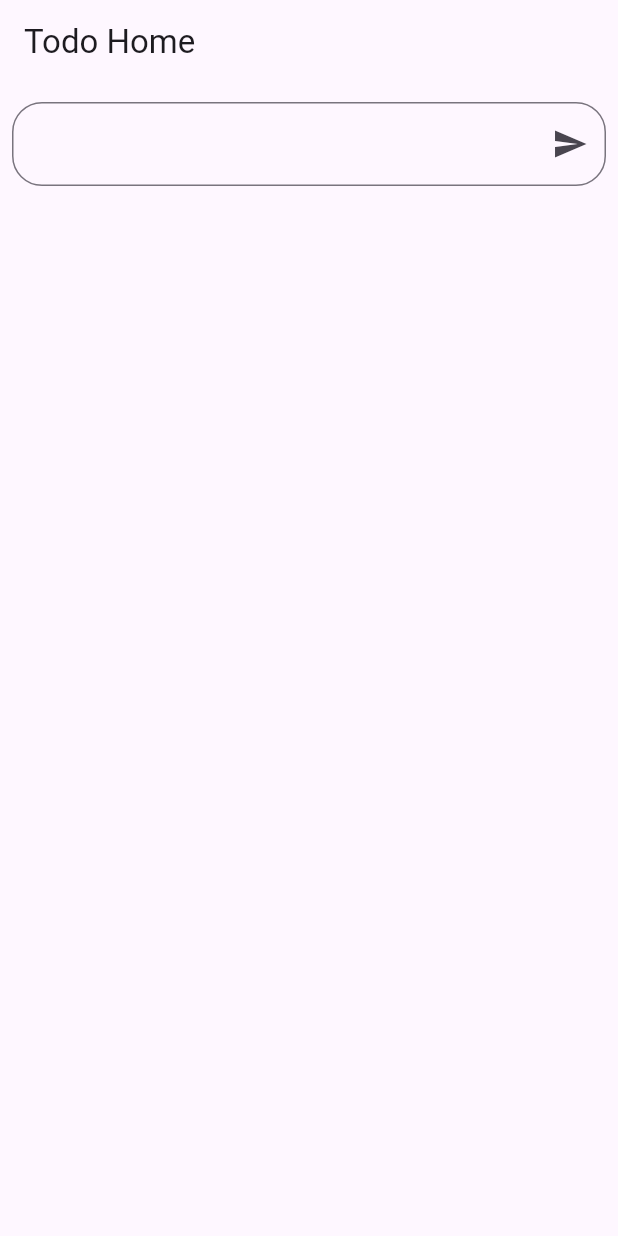
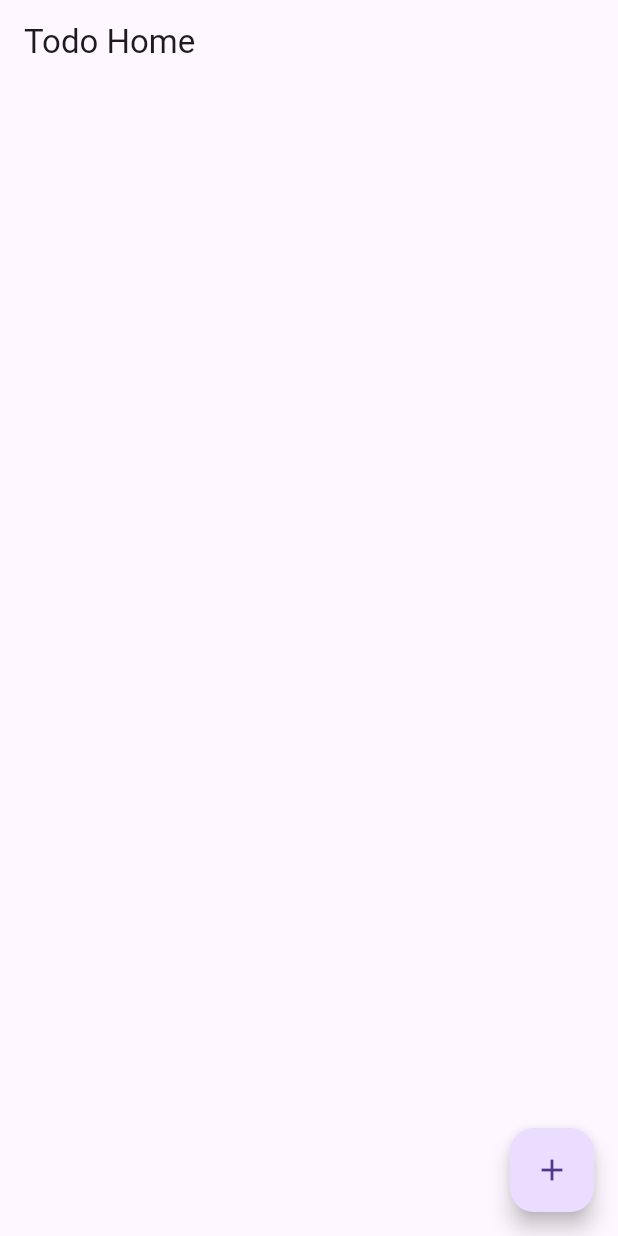
Before and after one commit to Sifat-16/flutter_todo_mvvm, a Flutter app: the screen it shows after launch, on a phone screen of 412 x 824 dp. Run offline on Flutter 3.47's test engine with Material 3 defaults, Android fonts, the phone set to English and light mode, and no system bars; our stand-ins replace flutter_colorpicker, flutter_riverpod.

Commit message:
add in HomeScreen from different screen

```diff
--- a/lib/feature/todo/view/screens/home_screen.dart
+++ b/lib/feature/todo/view/screens/home_screen.dart
@@ -1,6 +1,7 @@
 import 'package:flutter/material.dart';
 import 'package:flutter_colorpicker/flutter_colorpicker.dart';
 import 'package:flutter_riverpod/flutter_riverpod.dart';
+import 'package:flutter_todo_mvvm/feature/todo/view/screens/search_screen.dart';
 import 'package:flutter_todo_mvvm/feature/todo/view_model/home_view_model.dart';
 
 class HomeScreen extends ConsumerStatefulWidget {
@@ -11,63 +12,59 @@ class HomeScreen extends ConsumerStatefulWidget {
 }
 
 class _HomeScreenState extends ConsumerState<HomeScreen> {
-  TextEditingController todoAddController = TextEditingController();
+ // TextEditingController todoAddController = TextEditingController();
 
   int colorExtractor({required String colorString}) {
     return int.parse(colorString, radix: 16);
   }
 
-/*
-  void showTodoColorDialog({required int index}) async {
-    Color? chosenColor;
-    // raise the [showDialog] widget
-    await showDialog(
-      context: context,
-      barrierDismissible: false,
-      builder: (BuildContext context) {
-        return AlertDialog(
-          title: const Text('Pick a color!'),
-          content: SingleChildScrollView(
-            child: ColorPicker(
-              pickerColor: ref.read(homeProvider).pickerColor,
-              onColorChanged: (Color color) {
-                chosenColor = color;
-              },
-            ),
-          ),
-          actions: <Widget>[
-            ElevatedButton(
-              child: const Text(
-                'Cancel',
-                style: TextStyle(color: Colors.red),
-              ),
-              onPressed: () {
-                chosenColor = null;
-                Navigator.pop(context);
-              },
-            ),
-            ElevatedButton(
-              child: const Text('Confirm'),
-              onPressed: () {
-                Navigator.pop(context);
-              },
-            ),
-          ],
-        );
-      },
-    );
-
-    if (chosenColor != null) {
-      ref
-          .read(homeProvider.notifier)
-          .updateColor(hexColor: chosenColor!.toHexString(), index: index);
-    }
-
-    print("Chosen color ${chosenColor?.toHexString()}");
-  }
-
-
-  */
+  // void showTodoColorDialog({required int index}) async {
+  //   Color? chosenColor;
+  //   // raise the [showDialog] widget
+  //   await showDialog(
+  //     context: context,
+  //     barrierDismissible: false,
+  //     builder: (BuildContext context) {
+  //       return AlertDialog(
+  //         title: const Text('Pick a color!'),
+  //         content: SingleChildScrollView(
+  //           child: ColorPicker(
+  //             pickerColor: ref.read(homeProvider).pickerColor,
+  //             onColorChanged: (Color color) {
+  //               chosenColor = color;
+  //             },
+  //           ),
+  //         ),
+  //         actions: <Widget>[
+  //           ElevatedButton(
+  //             child: const Text(
+  //               'Cancel',
+  //               style: TextStyle(color: Colors.red),
+  //             ),
+  //             onPressed: () {
+  //               chosenColor = null;
+  //               Navigator.pop(context);
+  //             },
+  //           ),
+  //           ElevatedButton(
+  //             child: const Text('Confirm'),
+  //             onPressed: () {
+  //               Navigator.pop(context);
+  //             },
+  //           ),
+  //         ],
+  //       );
+  //     },
+  //   );
+  //
+  //   if (chosenColor != null) {
+  //     ref
+  //         .read(homeProvider.notifier)
+  //         .updateColor(hexColor: chosenColor!.toHexString(), index: index);
+  //   }
+  //
+  //   print("Chosen color ${chosenColor?.toHexString()}");
+  // }
 
   @override
   Widget build(BuildContext context) {
@@ -80,28 +77,30 @@ class _HomeScreenState extends ConsumerState<HomeScreen> {
         padding: EdgeInsets.symmetric(horizontal: 8.0, vertical: 12),
         child: Column(
           children: [
-            TextField(
-              controller: todoAddController,
-              maxLines: 4,
-              minLines: 1,
-              decoration: InputDecoration(
-
-                /// ================================================================================
-                suffixIcon: IconButton(
-                  onPressed: () {
-                    ref.read(homeProvider.notifier).addTodo(title: todoAddController.text.trim());
-                    todoAddController.clear();
-                    //  showTodoColorDialog(
-                    //      index: ref.read(homeProvider).todos.length - 1);
-                  },
-                  icon: Icon(Icons.send),
-                ),
-                /// ===================================================================================
-                border: OutlineInputBorder(
-                  borderRadius: BorderRadius.circular(20),
-                ),
-              ),
-            ),
+            // TextField(
+            //   controller: todoAddController,
+            //   maxLines: 4,
+            //   minLines: 1,
+            //   decoration: InputDecoration(
+            //     /// ================================================================================
+            //     suffixIcon: IconButton(
+            //       onPressed: () {
+            //         ref
+            //             .read(homeProvider.notifier)
+            //             .addTodo(title: todoAddController.text.trim());
+            //         todoAddController.clear();
+            //         showTodoColorDialog(
+            //             index: ref.read(homeProvider).todos.length - 1);
+            //       },
+            //       icon: Icon(Icons.send),
+            //     ),
+            //
+            //     /// ===================================================================================
+            //     border: OutlineInputBorder(
+            //       borderRadius: BorderRadius.circular(20),
+            //     ),
+            //   ),
+            // ),
             Expanded(
               child: ListView.builder(
                   itemCount: home.todos.length,
@@ -141,9 +140,18 @@ class _HomeScreenState extends ConsumerState<HomeScreen> {
                       ),
                     );
                   }),
-            )
+            ),
           ],
         ),
+      ),
+      floatingActionButton: FloatingActionButton(
+        onPressed: () {
+          Navigator.push(
+            context,
+            MaterialPageRoute(builder: (context) => SearchScreen()),
+          );
+        },
+        child: const Icon(Icons.add),
       ),
     );
   }
```
Also changed, not shown: lib/feature/todo/view/screens/search_screen.dart (added, +105 -0 lines).
